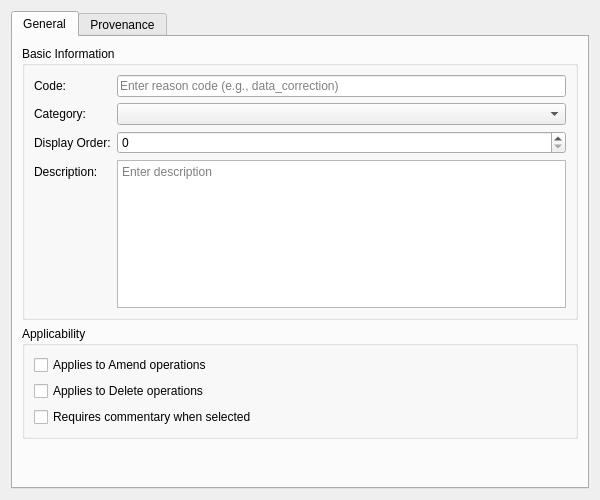
Qt form projects/ores.qt/ui/ChangeReasonDetailDialog.ui (OreStudio/OreStudio) before a commit.
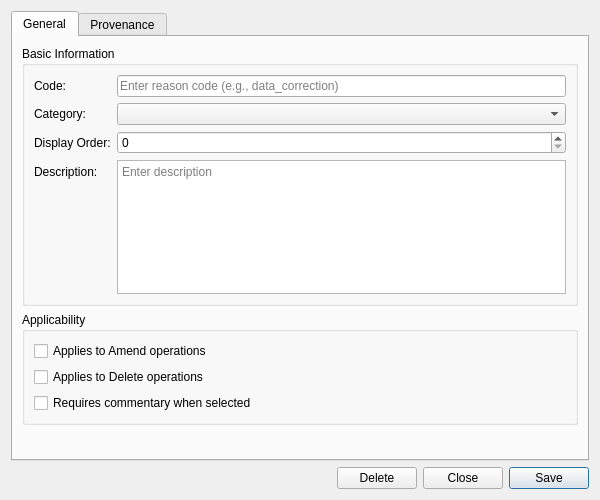
The same form after that commit. Custom widgets are drawn as their Qt base class.

Commit message: [qt] Remove toolbars from detail dialogs; add Close button throughout

Diff of the .ui file:
```diff
--- a/projects/ores.qt/ui/ChangeReasonDetailDialog.ui
+++ b/projects/ores.qt/ui/ChangeReasonDetailDialog.ui
@@ -169,6 +169,44 @@
      </widget>
     </widget>
    </item>
+   <item>
+    <layout class="QHBoxLayout" name="buttonLayout">
+     <item>
+      <spacer name="horizontalSpacer">
+       <property name="orientation">
+        <enum>Qt::Horizontal</enum>
+       </property>
+       <property name="sizeHint" stdset="0">
+        <size><width>40</width><height>20</height></size>
+       </property>
+      </spacer>
+     </item>
+     <item>
+      <widget class="QPushButton" name="deleteButton">
+       <property name="text">
+        <string>Delete</string>
+       </property>
+      </widget>
+     </item>
+     <item>
+      <widget class="QPushButton" name="closeButton">
+       <property name="text">
+        <string>Close</string>
+       </property>
+      </widget>
+     </item>
+     <item>
+      <widget class="QPushButton" name="saveButton">
+       <property name="text">
+        <string>Save</string>
+       </property>
+       <property name="default">
+        <bool>true</bool>
+       </property>
+      </widget>
+     </item>
+    </layout>
+   </item>
   </layout>
  </widget>
  <customwidgets>
```
The commit also changes 201 other files.
